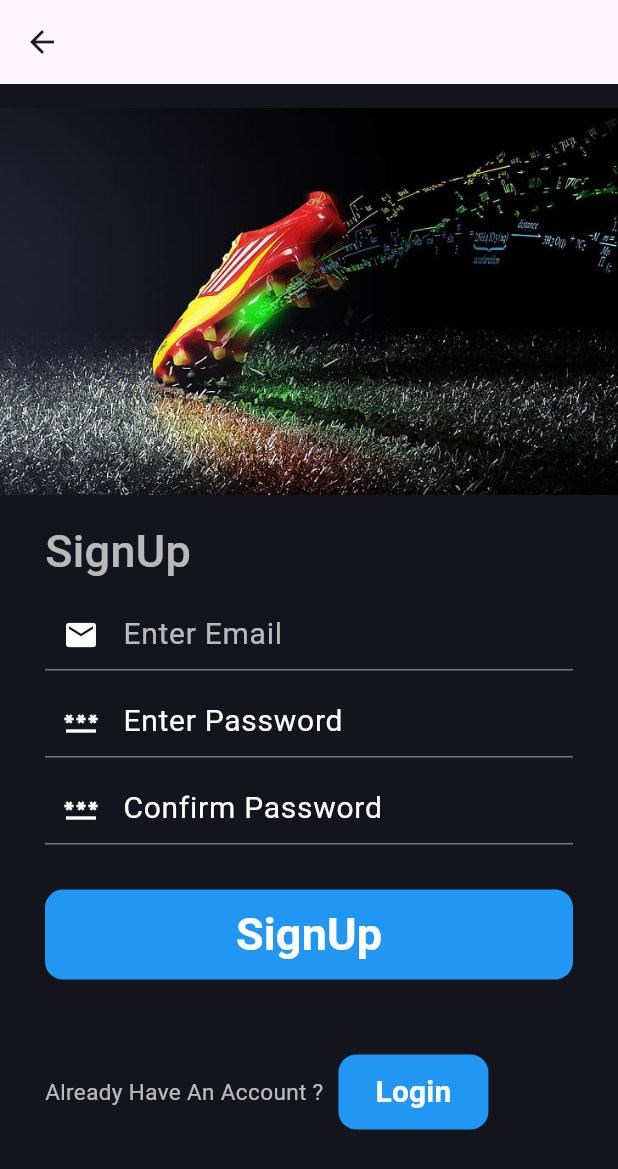
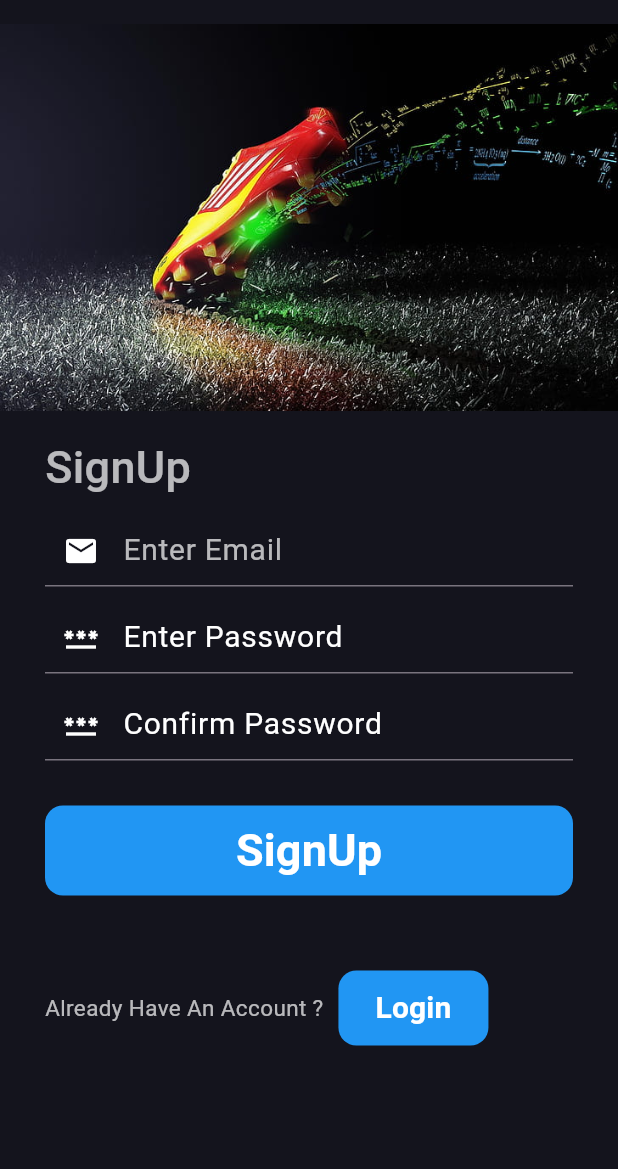
Before and after one commit to Tamang1098/boots_buy, a Flutter app: the screen it shows after launch, after a tap on "SignUp", on a phone screen of 412 x 824 dp. Shown: the top 1169 px of the screen. Run offline on Flutter 3.47's test engine with Material 3 defaults, Android fonts, the phone set to English and light mode, and no system bars.

Commit message:
login screen updated

```diff
--- a/lib/view/login_screenview.dart
+++ b/lib/view/login_screenview.dart
@@ -8,39 +8,13 @@ class LoginScreenview extends StatelessWidget {
   @override
   Widget build(BuildContext context) {
     return Scaffold(
-      appBar: AppBar(elevation: 0,),
       backgroundColor: Color(0xff14141d),
 
       resizeToAvoidBottomInset: true, // Allows resizing when keyboard appears
 
       body: SingleChildScrollView( // <-- Wrap everything here
         child: Container(
-          padding: EdgeInsets.only(left: 5
-
-
-
-
-
-
-
-
-
-
-
-
-
-
-
-
-
-
-
-
-
-
-
-
-              ,right: 5), // Give some bottom padding
+          padding: EdgeInsets.only(left: 5,right: 5), // Give some bottom padding
           child: Column(
             crossAxisAlignment: CrossAxisAlignment.start,
             children: [
--- a/lib/view/signup_screenview.dart
+++ b/lib/view/signup_screenview.dart
@@ -7,7 +7,6 @@ class SignupScreenview extends StatelessWidget {
   @override
   Widget build(BuildContext context) {
     return Scaffold(
-      appBar: AppBar(elevation: 0),
       backgroundColor:Color(0xff14141d),
       resizeToAvoidBottomInset: true, // This enables resize on keyboard open
 
```
